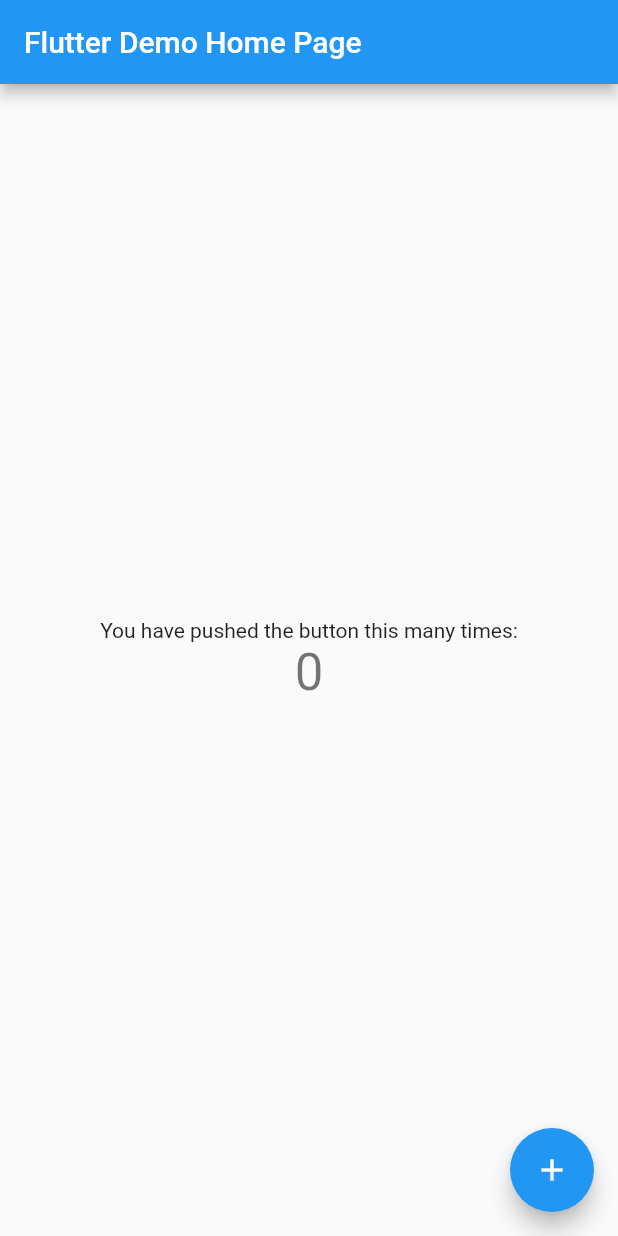
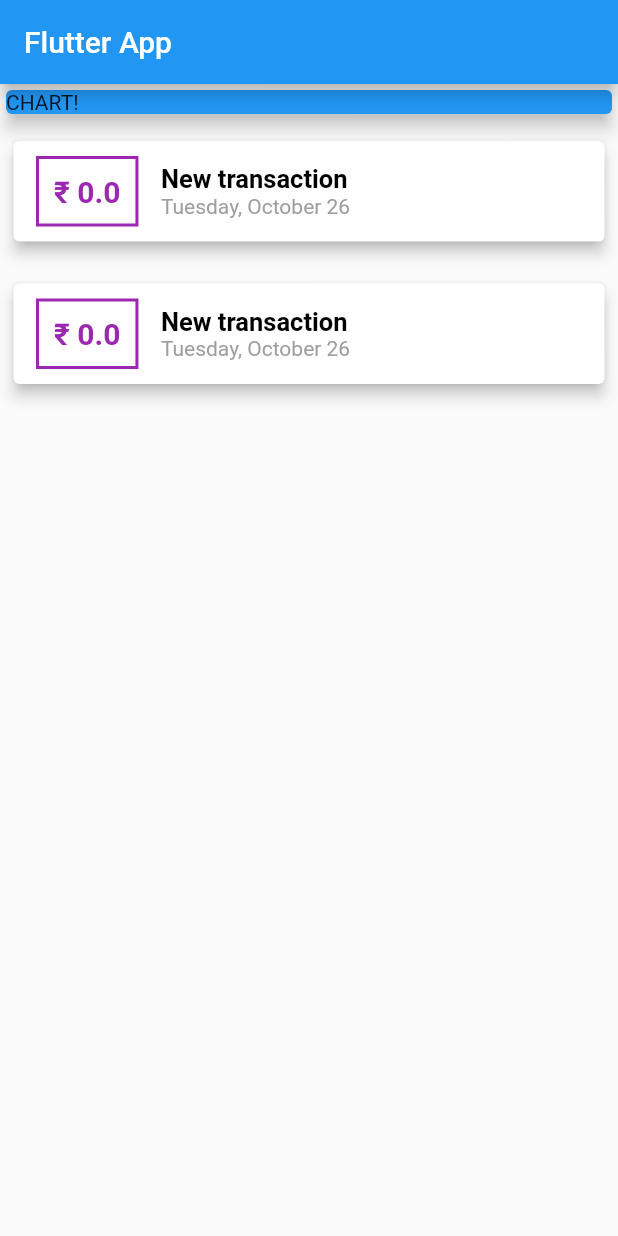
Before and after one commit to atharv-bhadange/Expenses_App, a Flutter app: the screen it shows after launch, on a phone screen of 412 x 824 dp. Run offline on Flutter 3.47's test engine with Material 2 defaults, Android fonts, the phone set to English and light mode, and no system bars.

Commit message:
Basic styling and transaction.dart

```diff
--- a/lib/main.dart
+++ b/lib/main.dart
@@ -1,115 +1,122 @@
+import 'package:flutter/cupertino.dart';
 import 'package:flutter/material.dart';
+import 'package:flutter/painting.dart';
+import 'package:intl/intl.dart';
 
-void main() {
-  runApp(const MyApp());
-}
+import './transaction.dart';
+
+void main() => runApp(const MyApp());
 
 class MyApp extends StatelessWidget {
   const MyApp({Key? key}) : super(key: key);
 
-  // This widget is the root of your application.
   @override
   Widget build(BuildContext context) {
     return MaterialApp(
       title: 'Flutter Demo',
       theme: ThemeData(
-        // This is the theme of your application.
-        //
-        // Try running your application with "flutter run". You'll see the
-        // application has a blue toolbar. Then, without quitting the app, try
-        // changing the primarySwatch below to Colors.green and then invoke
-        // "hot reload" (press "r" in the console where you ran "flutter run",
-        // or simply save your changes to "hot reload" in a Flutter IDE).
-        // Notice that the counter didn't reset back to zero; the application
-        // is not restarted.
         primarySwatch: Colors.blue,
       ),
-      home: const MyHomePage(title: 'Flutter Demo Home Page'),
+      home: MyHomePage(),
     );
   }
 }
 
-class MyHomePage extends StatefulWidget {
-  const MyHomePage({Key? key, required this.title}) : super(key: key);
-
-  // This widget is the home page of your application. It is stateful, meaning
-  // that it has a State object (defined below) that contains fields that affect
-  // how it looks.
-
-  // This class is the configuration for the state. It holds the values (in this
-  // case the title) provided by the parent (in this case the App widget) and
-  // used by the build method of the State. Fields in a Widget subclass are
-  // always marked "final".
-
-  final String title;
-
-  @override
-  State<MyHomePage> createState() => _MyHomePageState();
-}
-
-class _MyHomePageState extends State<MyHomePage> {
-  int _counter = 0;
-
-  void _incrementCounter() {
-    setState(() {
-      // This call to setState tells the Flutter framework that something has
-      // changed in this State, which causes it to rerun the build method below
-      // so that the display can reflect the updated values. If we changed
-      // _counter without calling setState(), then the build method would not be
-      // called again, and so nothing would appear to happen.
-      _counter++;
-    });
-  }
+class MyHomePage extends StatelessWidget {
+  final List<Transaction> transactions = [
+    Transaction(
+      id: 't1',
+      title: 'New transaction',
+      amount: 00.00,
+      date: DateTime.now(),
+    ),
+    Transaction(
+      id: 't2',
+      title: 'New transaction',
+      amount: 00.00,
+      date: DateTime.now(),
+    ),
+  ];
 
   @override
   Widget build(BuildContext context) {
-    // This method is rerun every time setState is called, for instance as done
-    // by the _incrementCounter method above.
-    //
-    // The Flutter framework has been optimized to make rerunning build methods
-    // fast, so that you can just rebuild anything that needs updating rather
-    // than having to individually change instances of widgets.
     return Scaffold(
       appBar: AppBar(
-        // Here we take the value from the MyHomePage object that was created by
-        // the App.build method, and use it to set our appbar title.
-        title: Text(widget.title),
+        title: Text('Flutter App'),
       ),
-      body: Center(
-        // Center is a layout widget. It takes a single child and positions it
-        // in the middle of the parent.
-        child: Column(
-          // Column is also a layout widget. It takes a list of children and
-          // arranges them vertically. By default, it sizes itself to fit its
-          // children horizontally, and tries to be as tall as its parent.
-          //
-          // Invoke "debug painting" (press "p" in the console, choose the
-          // "Toggle Debug Paint" action from the Flutter Inspector in Android
-          // Studio, or the "Toggle Debug Paint" command in Visual Studio Code)
-          // to see the wireframe for each widget.
-          //
-          // Column has various properties to control how it sizes itself and
-          // how it positions its children. Here we use mainAxisAlignment to
-          // center the children vertically; the main axis here is the vertical
-          // axis because Columns are vertical (the cross axis would be
-          // horizontal).
-          mainAxisAlignment: MainAxisAlignment.center,
-          children: <Widget>[
-            const Text(
-              'You have pushed the button this many times:',
+      body: Column(
+        //mainAxisAlignment: MainAxisAlignment.spaceAround, //default(start)
+        //crossAxisAlignment: CrossAxisAlignment.centre, //default
+        children: <Widget>[
+          Container(
+            width: double.infinity,
+            child: Card(
+              color: Colors.blue,
+              child: Text('CHART!'),
+              elevation: 5,
             ),
-            Text(
-              '$_counter',
-              style: Theme.of(context).textTheme.headline4,
-            ),
-          ],
-        ),
+          ),
+          Column(
+            children: transactions.map(
+              (tx) {
+                return Container(
+                  width: double.infinity,
+                  margin: EdgeInsets.symmetric(vertical: 10, horizontal: 5),
+                  child: Card(
+                    color: Colors.white,
+                    child: Row(
+                      children: [
+                        Container(
+                          margin: EdgeInsets.symmetric(
+                            vertical: 10,
+                            horizontal: 15,
+                          ),
+                          padding: EdgeInsets.all(10),
+                          decoration: BoxDecoration(
+                            border: Border.all(
+                              color: Colors.purple,
+                              width: 2,
+                              style: BorderStyle.solid,
+                            ),
+                          ),
+                          child: Text(
+                            '₹ ${tx.amount}', //'₹ ' + tx.amount.toString(), $ sign used as %d //called string interpolation
+                            style: TextStyle(
+                              fontWeight: FontWeight.bold,
+                              fontSize: 20,
+                              color: Colors.purple,
+                            ),
+                          ),
+                        ),
+                        Column(
+                          crossAxisAlignment: CrossAxisAlignment.start,
+                          children: [
+                            Text(
+                              tx.title,
+                              style: TextStyle(
+                                fontWeight: FontWeight.bold,
+                                fontSize: 17,
+                                color: Colors.black,
+                              ),
+                            ),
+                            Text(
+                              DateFormat.MMMMEEEEd().format(tx.date),
+                              style: TextStyle(
+                                color: Colors.grey,
+                              ),
+                            ),
+                          ],
+                        ),
+                      ],
+                    ),
+                    elevation: 4,
+                  ),
+                );
+              },
+            ).toList(),
+          ),
+        ],
       ),
-      floatingActionButton: FloatingActionButton(
-        onPressed: _incrementCounter,
-        tooltip: 'Increment',
-        child: const Icon(Icons.add),
-      ), // This trailing comma makes auto-formatting nicer for build methods.
     );
   }
 }
--- /dev/null
+++ b/lib/transaction.dart
@@ -0,0 +1,16 @@
+//import 'package:flutter/foundation.dart';
+
+class Transaction //doesn't extend stateless widget
+{
+  final String id;
+  final String title;
+  final double amount;
+  final DateTime date;
+
+  Transaction({
+    required this.id,
+    required this.title,
+    required this.amount,
+    required this.date,
+  });
+}
```
